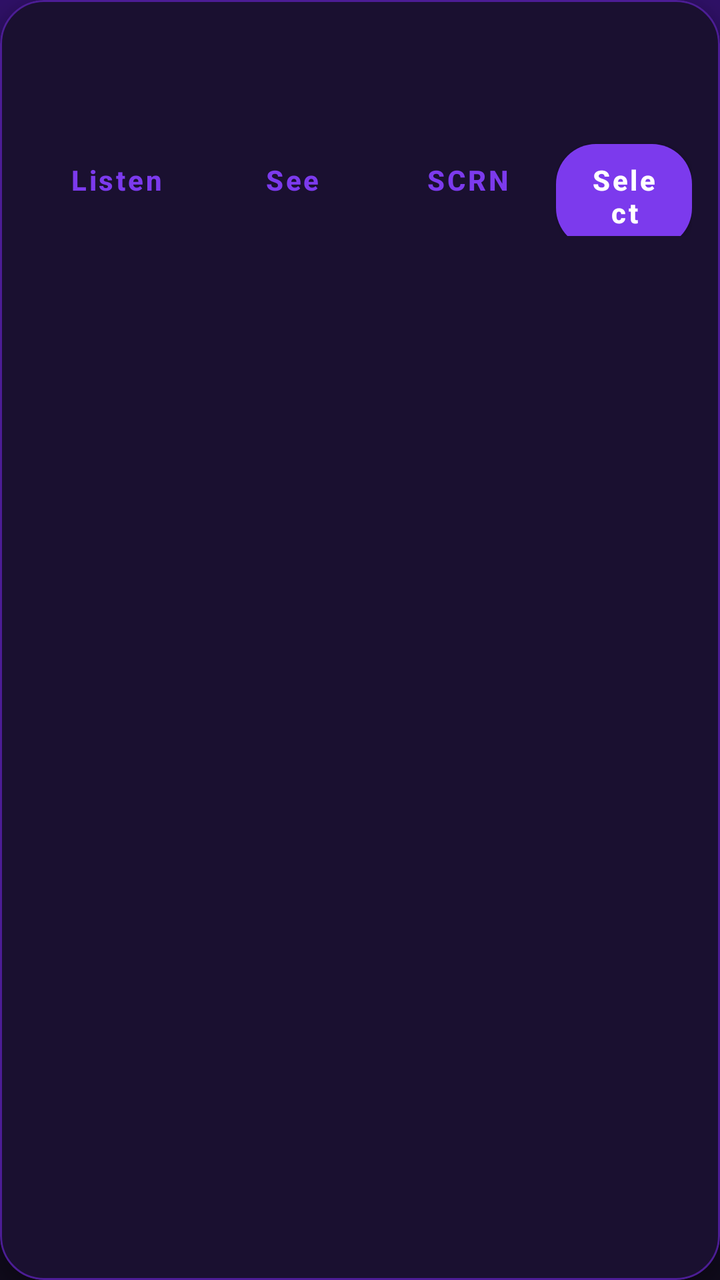
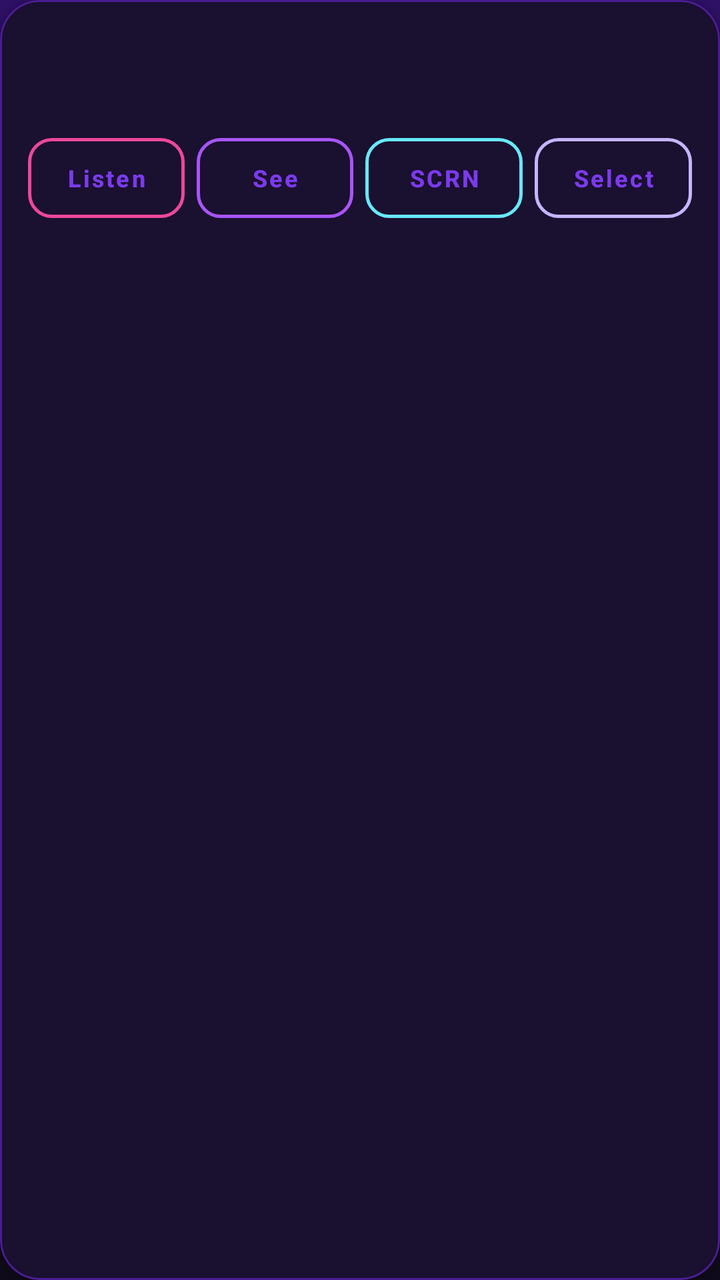

An Android layout rendered at two revisions. The XML below is the earlier revision; the diff shows what the commit changed to produce the second picture.
<!-- AndroidManifest.xml: application theme Theme.Barky -->
<!-- res/layout/item_contact.xml -->
<?xml version="1.0" encoding="utf-8"?>
<com.google.android.material.card.MaterialCardView xmlns:android="http://schemas.android.com/apk/res/android"
    xmlns:app="http://schemas.android.com/apk/res-auto"
    android:layout_width="match_parent"
    android:layout_height="wrap_content"
    android:layout_margin="6dp"
    app:cardBackgroundColor="@color/barky_surface"
    app:cardCornerRadius="22dp"
    app:cardElevation="4dp"
    app:strokeColor="@color/barky_card_stroke"
    app:strokeWidth="1dp">

    <LinearLayout
        android:layout_width="match_parent"
        android:layout_height="wrap_content"
        android:orientation="vertical"
        android:padding="14dp">

        <TextView
            android:id="@+id/contact_name"
            android:layout_width="match_parent"
            android:layout_height="wrap_content"
            android:textColor="@color/barky_on_surface"
            android:textSize="16sp"
            android:textStyle="bold" />

        <TextView
            android:id="@+id/contact_detail"
            android:layout_width="match_parent"
            android:layout_height="wrap_content"
            android:layout_marginTop="4dp"
            android:textColor="@color/barky_on_surface_muted"
            android:textSize="12sp" />

        <LinearLayout
            android:layout_width="match_parent"
            android:layout_height="wrap_content"
            android:layout_marginTop="10dp"
            android:gravity="end"
            android:orientation="horizontal">

            <com.google.android.material.button.MaterialButton
                android:id="@+id/contact_listen"
                style="@style/Widget.MaterialComponents.Button.TextButton"
                android:layout_width="wrap_content"
                android:layout_height="wrap_content"
                android:text="@string/contacts_action_listen"
                android:textAllCaps="false" />

            <com.google.android.material.button.MaterialButton
                android:id="@+id/contact_see"
                style="@style/Widget.MaterialComponents.Button.TextButton"
                android:layout_width="wrap_content"
                android:layout_height="wrap_content"
                android:text="@string/contacts_action_see"
                android:textAllCaps="false" />

            <com.google.android.material.button.MaterialButton
                android:id="@+id/contact_scrn"
                style="@style/Widget.MaterialComponents.Button.TextButton"
                android:layout_width="wrap_content"
                android:layout_height="wrap_content"
                android:text="@string/contacts_action_scrn"
                android:textAllCaps="false" />

            <com.google.android.material.button.MaterialButton
                android:id="@+id/contact_call"
                style="@style/Widget.Barky.Button"
                android:layout_width="wrap_content"
                android:layout_height="wrap_content"
                android:text="@string/contacts_action_call"
                android:textAllCaps="false" />
        </LinearLayout>
    </LinearLayout>
</com.google.android.material.card.MaterialCardView>
<!-- resources referenced by this layout -->
<resources>
  <color name="barky_card_stroke">#4C1D95</color>
  <color name="barky_on_surface">#F5F3FF</color>
  <color name="barky_on_surface_muted">#C4B5FD</color>
  <color name="barky_surface">#1A1030</color>
  <string name="contacts_action_call">Select</string>
  <string name="contacts_action_listen">Listen</string>
  <string name="contacts_action_scrn">SCRN</string>
  <string name="contacts_action_see">See</string>
  <style name="Widget.Barky.Button" parent="Widget.MaterialComponents.Button">
          <item name="android:minHeight">52dp</item>
          <item name="android:insetTop">0dp</item>
          <item name="android:insetBottom">0dp</item>
          <item name="cornerRadius">20dp</item>
          <item name="backgroundTint">@color/barky_primary</item>
          <item name="android:textColor">@color/barky_on_primary</item>
          <item name="android:textAllCaps">false</item>
          <item name="android:textStyle">bold</item>
          <item name="elevation">2dp</item>
      </style>
  <style name="Theme.Barky" parent="Theme.MaterialComponents.DayNight.NoActionBar">
          <item name="colorPrimary">@color/barky_primary</item>
          <item name="colorPrimaryVariant">@color/barky_primary_dark</item>
          <item name="colorSecondary">@color/barky_secondary</item>
          <item name="colorOnPrimary">@color/barky_on_primary</item>
          <item name="colorOnSecondary">@color/barky_on_primary</item>
          <item name="android:colorBackground">@color/barky_background</item>
          <item name="colorSurface">@color/barky_surface</item>
          <item name="colorOnSurface">@color/barky_on_surface</item>
          <item name="android:statusBarColor">@color/barky_primary_dark</item>
          <item name="android:navigationBarColor">@color/barky_background</item>
          <item name="android:windowLightStatusBar">false</item>
          <item name="android:windowBackground">@drawable/bg_violet_pulse_window</item>
          <item name="materialButtonStyle">@style/Widget.Barky.Button</item>
          <item name="materialCardViewStyle">@style/Widget.Barky.Card</item>
      </style>
  <color name="barky_primary">#7C3AED</color>
  <color name="barky_on_primary">#FFFFFF</color>
  <color name="barky_primary_dark">#2E1065</color>
  <color name="barky_secondary">#EC4899</color>
  <color name="barky_background">#0F0A1A</color>
  <!-- drawable bg_violet_pulse_window (drawable) -->
  <?xml version="1.0" encoding="utf-8"?>
  <shape xmlns:android="http://schemas.android.com/apk/res/android"
      android:shape="rectangle">
      <gradient
          android:angle="270"
          android:centerColor="#1A0B2E"
          android:endColor="#0F0A1A"
          android:startColor="#2E1065"
          android:type="linear" />
  </shape>
  <style name="Widget.Barky.Card" parent="Widget.MaterialComponents.CardView">
          <item name="cardBackgroundColor">@color/barky_surface</item>
          <item name="cardCornerRadius">22dp</item>
          <item name="cardElevation">4dp</item>
          <item name="strokeColor">@color/barky_card_stroke</item>
          <item name="strokeWidth">1dp</item>
      </style>
</resources>

<!-- the commit's change to res/layout/item_contact.xml (unified diff, before → after) -->
@@ -3,10 +3,11 @@
     xmlns:app="http://schemas.android.com/apk/res-auto"
     android:layout_width="match_parent"
     android:layout_height="wrap_content"
-    android:layout_margin="6dp"
+    android:layout_marginHorizontal="8dp"
+    android:layout_marginVertical="6dp"
     app:cardBackgroundColor="@color/barky_surface"
-    app:cardCornerRadius="22dp"
-    app:cardElevation="4dp"
+    app:cardCornerRadius="20dp"
+    app:cardElevation="3dp"
     app:strokeColor="@color/barky_card_stroke"
     app:strokeWidth="1dp">
 
@@ -21,7 +22,7 @@
             android:layout_width="match_parent"
             android:layout_height="wrap_content"
             android:textColor="@color/barky_on_surface"
-            android:textSize="16sp"
+            android:textSize="17sp"
             android:textStyle="bold" />
 
         <TextView
@@ -32,44 +33,84 @@
             android:textColor="@color/barky_on_surface_muted"
             android:textSize="12sp" />
 
+        
         <LinearLayout
             android:layout_width="match_parent"
             android:layout_height="wrap_content"
-            android:layout_marginTop="10dp"
-            android:gravity="end"
+            android:layout_marginTop="12dp"
+            android:gravity="center"
             android:orientation="horizontal">
 
             <com.google.android.material.button.MaterialButton
                 android:id="@+id/contact_listen"
-                style="@style/Widget.MaterialComponents.Button.TextButton"
-                android:layout_width="wrap_content"
-                android:layout_height="wrap_content"
+                style="@style/Widget.MaterialComponents.Button.OutlinedButton"
+                android:layout_width="0dp"
+                android:layout_height="40dp"
+                android:layout_marginEnd="6dp"
+                android:layout_weight="1"
+                android:insetTop="0dp"
+                android:insetBottom="0dp"
+                android:minWidth="0dp"
+                android:paddingHorizontal="4dp"
                 android:text="@string/contacts_action_listen"
-                android:textAllCaps="false" />
+                android:textAllCaps="false"
+                android:textSize="12sp"
+                app:cornerRadius="12dp"
+                app:strokeColor="@color/barky_secondary"
+                app:strokeWidth="1.5dp" />
 
             <com.google.android.material.button.MaterialButton
                 android:id="@+id/contact_see"
-                style="@style/Widget.MaterialComponents.Button.TextButton"
-                android:layout_width="wrap_content"
-                android:layout_height="wrap_content"
+                style="@style/Widget.MaterialComponents.Button.OutlinedButton"
+                android:layout_width="0dp"
+                android:layout_height="40dp"
+                android:layout_marginEnd="6dp"
+                android:layout_weight="1"
+                android:insetTop="0dp"
+                android:insetBottom="0dp"
+                android:minWidth="0dp"
+                android:paddingHorizontal="4dp"
                 android:text="@string/contacts_action_see"
-                android:textAllCaps="false" />
+                android:textAllCaps="false"
+                android:textSize="12sp"
+                app:cornerRadius="12dp"
+                app:strokeColor="@color/barky_primary_light"
+                app:strokeWidth="1.5dp" />
 
             <com.google.android.material.button.MaterialButton
                 android:id="@+id/contact_scrn"
-                style="@style/Widget.MaterialComponents.Button.TextButton"
-                android:layout_width="wrap_content"
-                android:layout_height="wrap_content"
+                style="@style/Widget.MaterialComponents.Button.OutlinedButton"
+                android:layout_width="0dp"
+                android:layout_height="40dp"
+                android:layout_marginEnd="6dp"
+                android:layout_weight="1"
+                android:insetTop="0dp"
+                android:insetBottom="0dp"
+                android:minWidth="0dp"
+                android:paddingHorizontal="4dp"
                 android:text="@string/contacts_action_scrn"
-                android:textAllCaps="false" />
+                android:textAllCaps="false"
+                android:textSize="12sp"
+                app:cornerRadius="12dp"
+                app:strokeColor="@color/barky_accent"
+                app:strokeWidth="1.5dp" />
 
             <com.google.android.material.button.MaterialButton
                 android:id="@+id/contact_call"
-                style="@style/Widget.Barky.Button"
-                android:layout_width="wrap_content"
-                android:layout_height="wrap_content"
+                style="@style/Widget.MaterialComponents.Button.OutlinedButton"
+                android:layout_width="0dp"
+                android:layout_height="40dp"
+                android:layout_weight="1"
+                android:insetTop="0dp"
+                android:insetBottom="0dp"
+                android:minWidth="0dp"
+                android:paddingHorizontal="4dp"
                 android:text="@string/contacts_action_call"
-                android:textAllCaps="false" />
+                android:textAllCaps="false"
+                android:textSize="12sp"
+                app:cornerRadius="12dp"
+                app:strokeColor="@color/barky_on_surface_muted"
+                app:strokeWidth="1.5dp" />
         </LinearLayout>
     </LinearLayout>
 </com.google.android.material.card.MaterialCardView>
<!-- resource entries referenced after the edit -->
@@ -1,8 +1,10 @@
 <!-- resources referenced by this layout -->
 <resources>
+  <color name="barky_accent">#67E8F9</color>
   <color name="barky_card_stroke">#4C1D95</color>
   <color name="barky_on_surface">#F5F3FF</color>
   <color name="barky_on_surface_muted">#C4B5FD</color>
+  <color name="barky_primary_light">#A855F7</color>
   <color name="barky_surface">#1A1030</color>
   <string name="contacts_action_call">Select</string>
   <string name="contacts_action_listen">Listen</string>
